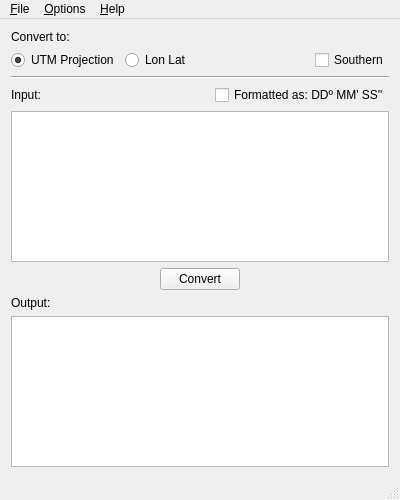
ecoslacker/coordinates-conversion-tool, file mainwindow.ui: the form before one commit.
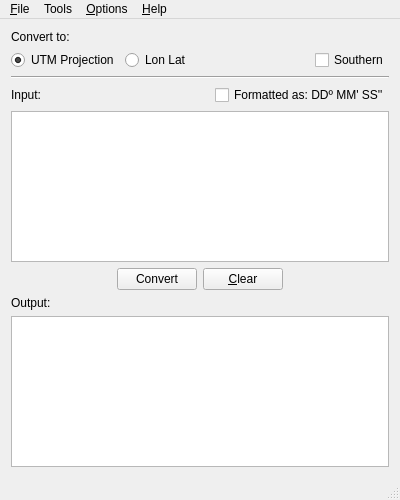
The form after the commit. Icons and pictures are not drawn.

Commit message: Clear button and Tools menu added

Patch:
```diff
--- a/mainwindow.ui
+++ b/mainwindow.ui
@@ -155,6 +155,16 @@
         </property>
        </widget>
       </item>
+      <item>
+       <widget class="QPushButton" name="clearButton">
+        <property name="toolTip">
+         <string>Clear the text in both input and output text fields.</string>
+        </property>
+        <property name="text">
+         <string>&amp;Clear</string>
+        </property>
+       </widget>
+      </item>
       <item>
        <spacer name="horizontalSpacer_3">
         <property name="orientation">
@@ -239,7 +249,15 @@
     <addaction name="separator"/>
     <addaction name="actionQuit"/>
    </widget>
+   <widget class="QMenu" name="menuTools">
+    <property name="title">
+     <string>Tools</string>
+    </property>
+    <addaction name="actionConvert"/>
+    <addaction name="actionClear"/>
+   </widget>
    <addaction name="menuFile"/>
+   <addaction name="menuTools"/>
    <addaction name="menuOptions"/>
    <addaction name="menuHelp"/>
   </widget>
```
Left out of the diff: 35 changed lines with no effect on the pictures. The commit also changes 18 other files.
